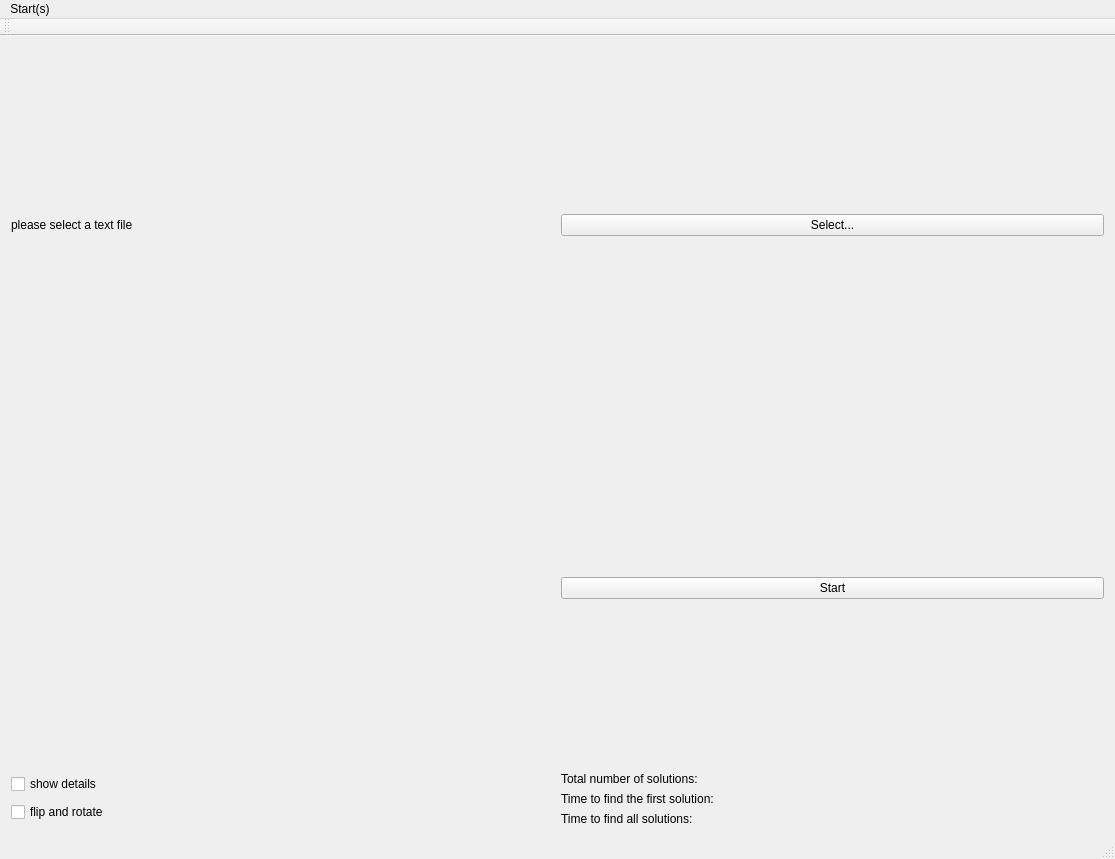
Qt form QtAlgorithmX.ui (chen3a3y3/Puzzle_solver) before a commit.
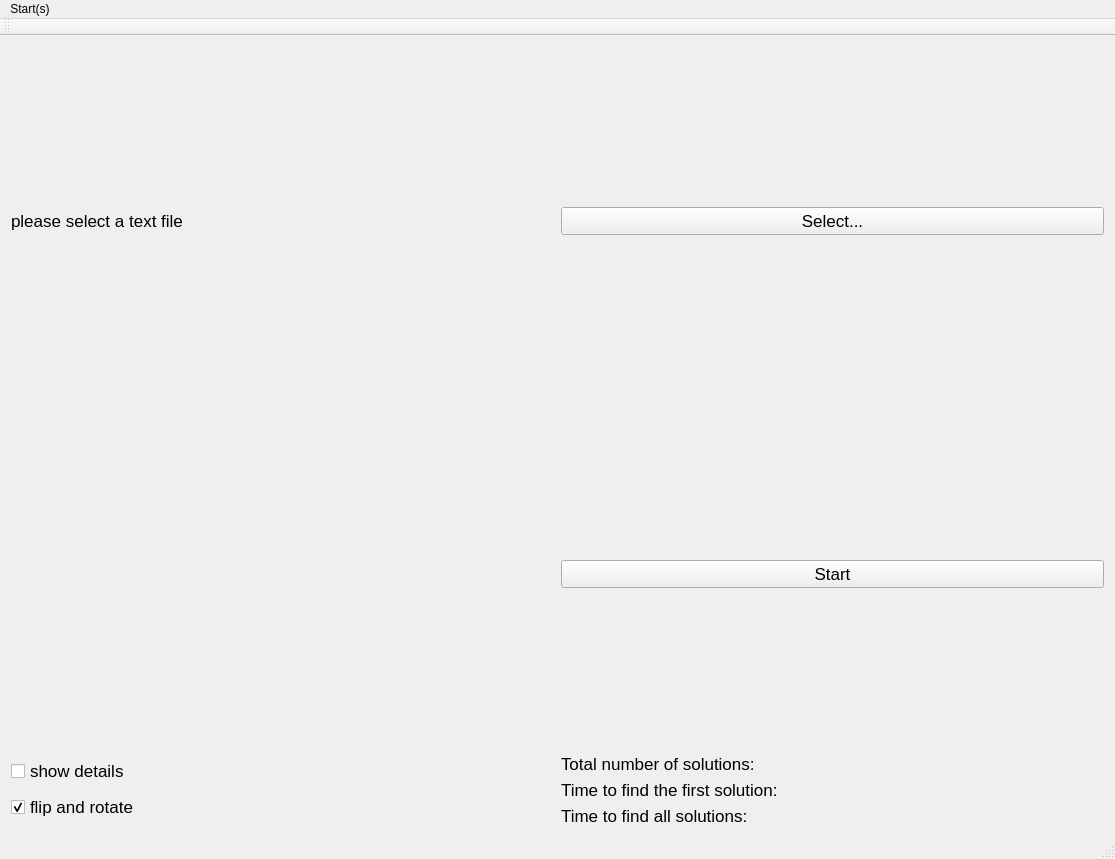
The same form after that commit.

What changed in the file:
```diff
--- a/QtAlgorithmX.ui
+++ b/QtAlgorithmX.ui
@@ -22,13 +22,26 @@
       </property>
       <item row="0" column="0" alignment="Qt::AlignVCenter">
        <widget class="QLabel" name="label">
+        <property name="font">
+         <font>
+          <pointsize>13</pointsize>
+         </font>
+        </property>
         <property name="text">
          <string>please select a text file</string>
         </property>
+        <property name="textFormat">
+         <enum>Qt::AutoText</enum>
+        </property>
        </widget>
       </item>
       <item row="0" column="1" alignment="Qt::AlignVCenter">
        <widget class="QPushButton" name="pushButton">
+        <property name="font">
+         <font>
+          <pointsize>13</pointsize>
+         </font>
+        </property>
         <property name="text">
          <string>Select...</string>
         </property>
@@ -36,6 +49,11 @@
       </item>
       <item row="1" column="1" alignment="Qt::AlignVCenter">
        <widget class="QPushButton" name="startButton">
+        <property name="font">
+         <font>
+          <pointsize>13</pointsize>
+         </font>
+        </property>
         <property name="text">
          <string>Start</string>
         </property>
@@ -45,6 +63,11 @@
        <layout class="QVBoxLayout" name="verticalLayout_2">
         <item>
          <widget class="QCheckBox" name="detailBox">
+          <property name="font">
+           <font>
+            <pointsize>13</pointsize>
+           </font>
+          </property>
           <property name="text">
            <string>show details</string>
           </property>
@@ -52,9 +75,17 @@
         </item>
         <item>
          <widget class="QCheckBox" name="frBox">
+          <property name="font">
+           <font>
+            <pointsize>13</pointsize>
+           </font>
+          </property>
           <property name="text">
            <string>flip and rotate</string>
           </property>
+          <property name="checked">
+           <bool>true</bool>
+          </property>
          </widget>
         </item>
        </layout>
@@ -72,9 +103,14 @@
           <property name="maximumSize">
            <size>
             <width>16777215</width>
-            <height>19</height>
+            <height>30</height>
            </size>
           </property>
+          <property name="font">
+           <font>
+            <pointsize>13</pointsize>
+           </font>
+          </property>
           <property name="text">
            <string>Total number of solutions:</string>
           </property>
@@ -82,6 +118,11 @@
         </item>
         <item alignment="Qt::AlignVCenter">
          <widget class="QLabel" name="t1Label">
+          <property name="font">
+           <font>
+            <pointsize>13</pointsize>
+           </font>
+          </property>
           <property name="text">
            <string>Time to find the first solution:</string>
           </property>
@@ -89,6 +130,11 @@
         </item>
         <item>
          <widget class="QLabel" name="t2Label">
+          <property name="font">
+           <font>
+            <pointsize>13</pointsize>
+           </font>
+          </property>
           <property name="text">
            <string>Time to find all solutions:</string>
           </property>
```
